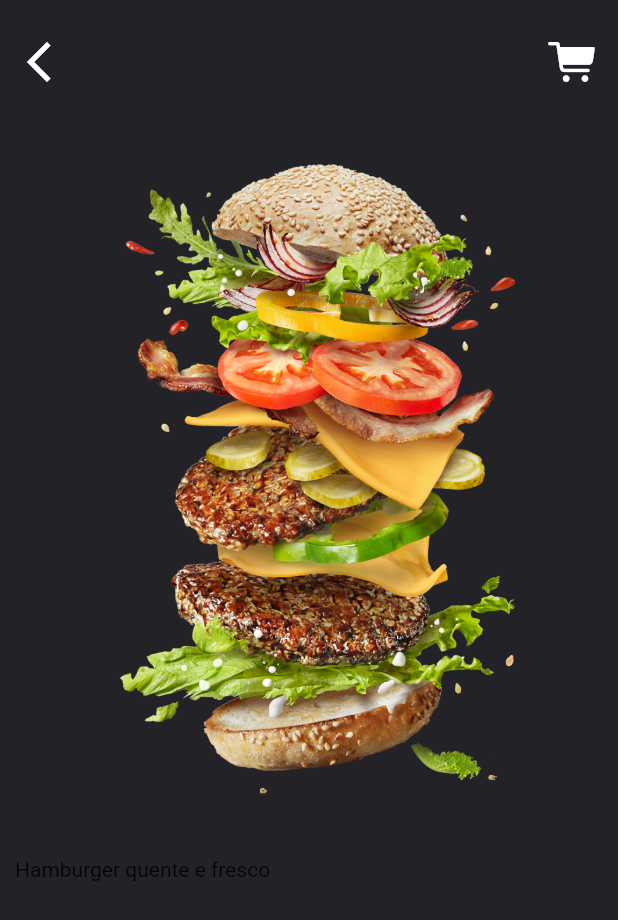
After one commit to caneto/Ui-de-Loja-de-Comida, a Flutter app: the SingleItemPage screen opened by its route, on a phone screen of 412 x 824 dp. The commit adds this screen. Shown: the top 920 px of the screen. Run offline on Flutter 3.47's test engine with Material 2 defaults, Android fonts, the phone set to English and light mode, and no system bars.

Commit message:
Atualização da Ui

```diff
--- a/lib/main.dart
+++ b/lib/main.dart
@@ -1,6 +1,7 @@
 import 'package:flutter/material.dart';
 import 'package:flutter/services.dart';
 import 'package:uilojadecomidas/pages/home_page.dart';
+import 'package:uilojadecomidas/pages/single_item_page.dart';
 
 void main() {
   runApp(const MyApp());
@@ -27,11 +28,12 @@ class _MyAppState extends State<MyApp> {
       debugShowCheckedModeBanner: false,
       title: 'UI de Compras de Mercado',
       theme: ThemeData(
-        scaffoldBackgroundColor: Color(0xFFF7F5F8),
+        scaffoldBackgroundColor: const Color(0xFFF7F5F8),
         primarySwatch: Colors.blue,
       ),
       routes: {
-        "/":(context) => HomePage(),
+        "/":(context) => const HomePage(),
+        "singleItemPage":(context) => SingleItemPage(),
       },
     );
   }
--- /dev/null
+++ b/lib/pages/single_item_page.dart
@@ -0,0 +1,71 @@
+import 'package:flutter/cupertino.dart';
+import 'package:flutter/material.dart';
+
+class SingleItemPage extends StatelessWidget {
+  const SingleItemPage({Key? key}) : super(key: key);
+
+  @override
+  Widget build(BuildContext context) {
+    return Scaffold(
+      backgroundColor: Color(0xFF232227),
+      body: SafeArea(
+        child: Padding(
+          padding: EdgeInsets.only(top: 25, left: 10, right: 15),
+          child: Column(
+            crossAxisAlignment: CrossAxisAlignment.start,
+            children: [
+              Row(
+                mainAxisAlignment: MainAxisAlignment.spaceBetween,
+                children: [
+                  InkWell(
+                    onTap: () {
+                      Navigator.pop(context);
+                    },
+                    child: const Icon(
+                      Icons.arrow_back_ios_new,
+                      color: Colors.white,
+                      size: 32,
+                    ),
+                  ),
+                  InkWell(
+                    onTap: () {},
+                    child: const Icon(
+                      CupertinoIcons.cart_fill,
+                      color: Colors.white,
+                      size: 32,
+                    ),
+                  )
+                ],
+              ),
+              Padding(
+                padding: EdgeInsets.symmetric(vertical: 10),
+                child: Image.asset(
+                  "images/bg.png",
+                  height: MediaQuery.of(context).size.height / 1.7,
+                  fit: BoxFit.cover,
+                ),
+              ),
+              SizedBox(
+                height: 10,
+              ),
+              Column(
+                crossAxisAlignment: CrossAxisAlignment.start,
+                children: [
+                  Padding(
+                    padding: EdgeInsets.only(right: 5),
+                    child: Row(
+                      mainAxisAlignment: MainAxisAlignment.spaceBetween,
+                      children: [
+                        Text('Hamburger quente e fresco'),
+                      ],
+                    ),
+                  ),
+                ],
+              )
+            ],
+          ),
+        ),
+      ),
+    );
+  }
+}
--- a/lib/widget/items_widget.dart
+++ b/lib/widget/items_widget.dart
@@ -13,8 +13,8 @@ class ItemsWidget extends StatelessWidget {
       children: [
         for(int i=1; i<5; i++)
           Container(
-            padding: EdgeInsets.symmetric(vertical: 5, horizontal: 10),
-            margin: EdgeInsets.symmetric(vertical: 8, horizontal: 15),
+            padding: const EdgeInsets.symmetric(vertical: 5, horizontal: 10),
+            margin: const EdgeInsets.symmetric(vertical: 8, horizontal: 15),
             decoration: BoxDecoration(
               borderRadius: BorderRadius.circular(20),
               color: Color(0xFF232227),
@@ -30,7 +30,7 @@ class ItemsWidget extends StatelessWidget {
               children: [
                 InkWell(
                   onTap: (){
-                    Navigator.pushNamed(context, 'itemPage');
+                    Navigator.pushNamed(context, 'singleItemPage');
                   },
                   child: Container(
                     margin: EdgeInsets.all(10),
```
Also changed, not shown: lib/widget/home_navbar.dart (+4 -4 lines).
